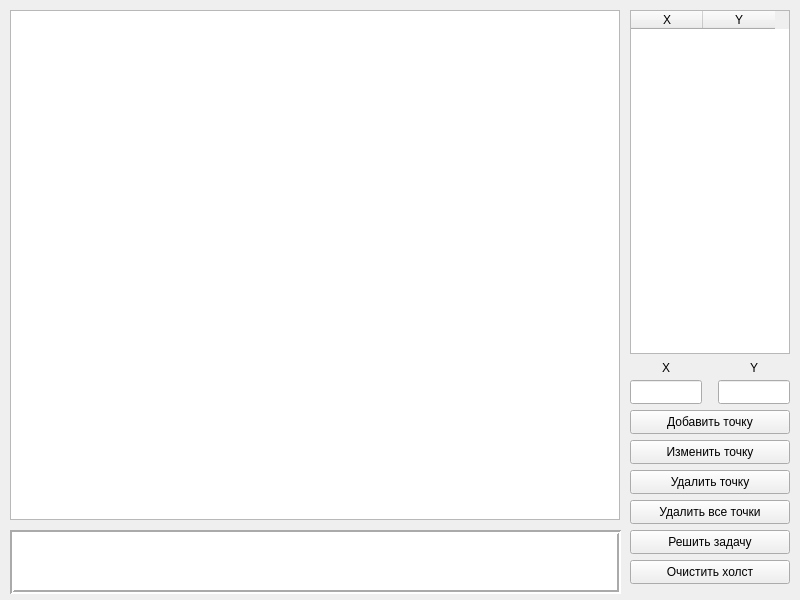
First picture: the form in antsor/lab_01/mainwindow.ui, repository SGCube/IU7-Computer-Graphics, before the edit.
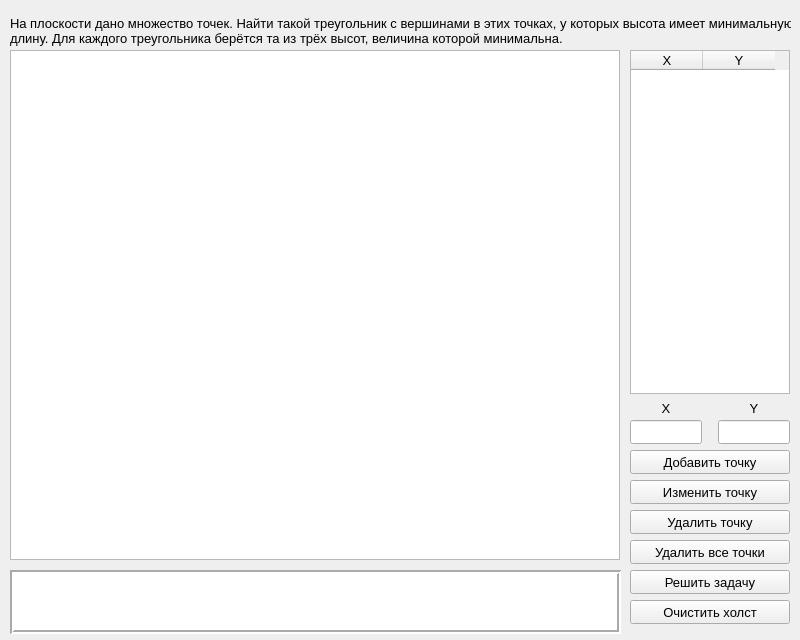
Second picture: the form after the edit.

```diff
--- a/antsor/lab_01/mainwindow.ui
+++ b/antsor/lab_01/mainwindow.ui
@@ -7,7 +7,7 @@
     <x>0</x>
     <y>0</y>
     <width>800</width>
-    <height>600</height>
+    <height>640</height>
    </rect>
   </property>
   <property name="windowTitle">
@@ -18,11 +18,16 @@
     <property name="geometry">
      <rect>
       <x>630</x>
-      <y>10</y>
+      <y>50</y>
       <width>160</width>
       <height>344</height>
      </rect>
     </property>
+    <property name="font">
+     <font>
+      <pointsize>10</pointsize>
+     </font>
+    </property>
     <property name="focusPolicy">
      <enum>Qt::StrongFocus</enum>
     </property>
@@ -98,11 +103,16 @@
     <property name="geometry">
      <rect>
       <x>630</x>
-      <y>410</y>
+      <y>450</y>
       <width>160</width>
       <height>24</height>
      </rect>
     </property>
+    <property name="font">
+     <font>
+      <pointsize>10</pointsize>
+     </font>
+    </property>
     <property name="text">
      <string>Добавить точку</string>
     </property>
@@ -111,11 +121,16 @@
     <property name="geometry">
      <rect>
       <x>630</x>
-      <y>470</y>
+      <y>510</y>
       <width>160</width>
       <height>24</height>
      </rect>
     </property>
+    <property name="font">
+     <font>
+      <pointsize>10</pointsize>
+     </font>
+    </property>
     <property name="focusPolicy">
      <enum>Qt::StrongFocus</enum>
     </property>
@@ -154,11 +169,16 @@
     <property name="geometry">
      <rect>
       <x>630</x>
-      <y>500</y>
+      <y>540</y>
       <width>160</width>
       <height>24</height>
      </rect>
     </property>
+    <property name="font">
+     <font>
+      <pointsize>10</pointsize>
+     </font>
+    </property>
     <property name="text">
      <string>Удалить все точки</string>
     </property>
@@ -167,11 +187,16 @@
     <property name="geometry">
      <rect>
       <x>630</x>
-      <y>530</y>
+      <y>570</y>
       <width>160</width>
       <height>24</height>
      </rect>
     </property>
+    <property name="font">
+     <font>
+      <pointsize>10</pointsize>
+     </font>
+    </property>
     <property name="text">
      <string>Решить задачу</string>
     </property>
@@ -180,11 +205,16 @@
     <property name="geometry">
      <rect>
       <x>10</x>
-      <y>530</y>
+      <y>570</y>
       <width>611</width>
       <height>64</height>
      </rect>
     </property>
+    <property name="font">
+     <font>
+      <pointsize>10</pointsize>
+     </font>
+    </property>
     <property name="autoFillBackground">
      <bool>false</bool>
     </property>
@@ -208,11 +238,16 @@
     <property name="geometry">
      <rect>
       <x>630</x>
-      <y>560</y>
+      <y>600</y>
       <width>160</width>
       <height>24</height>
      </rect>
     </property>
+    <property name="font">
+     <font>
+      <pointsize>10</pointsize>
+     </font>
+    </property>
     <property name="text">
      <string>Очистить холст</string>
     </property>
@@ -221,7 +256,7 @@
     <property name="geometry">
      <rect>
       <x>10</x>
-      <y>10</y>
+      <y>50</y>
       <width>610</width>
       <height>510</height>
      </rect>
@@ -260,7 +295,7 @@
     <property name="geometry">
      <rect>
       <x>630</x>
-      <y>380</y>
+      <y>420</y>
       <width>72</width>
       <height>24</height>
      </rect>
@@ -270,7 +305,7 @@
     <property name="geometry">
      <rect>
       <x>718</x>
-      <y>380</y>
+      <y>420</y>
       <width>72</width>
       <height>24</height>
      </rect>
@@ -280,11 +315,16 @@
     <property name="geometry">
      <rect>
       <x>658</x>
-      <y>360</y>
+      <y>400</y>
       <width>16</width>
       <height>16</height>
      </rect>
     </property>
+    <property name="font">
+     <font>
+      <pointsize>10</pointsize>
+     </font>
+    </property>
     <property name="text">
      <string>X</string>
     </property>
@@ -296,11 +336,16 @@
     <property name="geometry">
      <rect>
       <x>746</x>
-      <y>360</y>
+      <y>400</y>
       <width>16</width>
       <height>16</height>
      </rect>
     </property>
+    <property name="font">
+     <font>
+      <pointsize>10</pointsize>
+     </font>
+    </property>
     <property name="text">
      <string>Y</string>
     </property>
@@ -312,15 +357,39 @@
     <property name="geometry">
      <rect>
       <x>630</x>
-      <y>440</y>
+      <y>480</y>
       <width>160</width>
       <height>24</height>
      </rect>
     </property>
+    <property name="font">
+     <font>
+      <pointsize>10</pointsize>
+     </font>
+    </property>
     <property name="text">
      <string>Изменить точку</string>
     </property>
    </widget>
+   <widget class="QLabel" name="label">
+    <property name="geometry">
+     <rect>
+      <x>10</x>
+      <y>10</y>
+      <width>781</width>
+      <height>41</height>
+     </rect>
+    </property>
+    <property name="font">
+     <font>
+      <pointsize>10</pointsize>
+     </font>
+    </property>
+    <property name="text">
+     <string>На плоскости дано множество точек. Найти такой треугольник с вершинами в этих точках, у которых высота имеет минимальную
+длину. Для каждого треугольника берётся та из трёх высот, величина которой минимальна.</string>
+    </property>
+   </widget>
   </widget>
  </widget>
  <layoutdefault spacing="6" margin="11"/>
```
